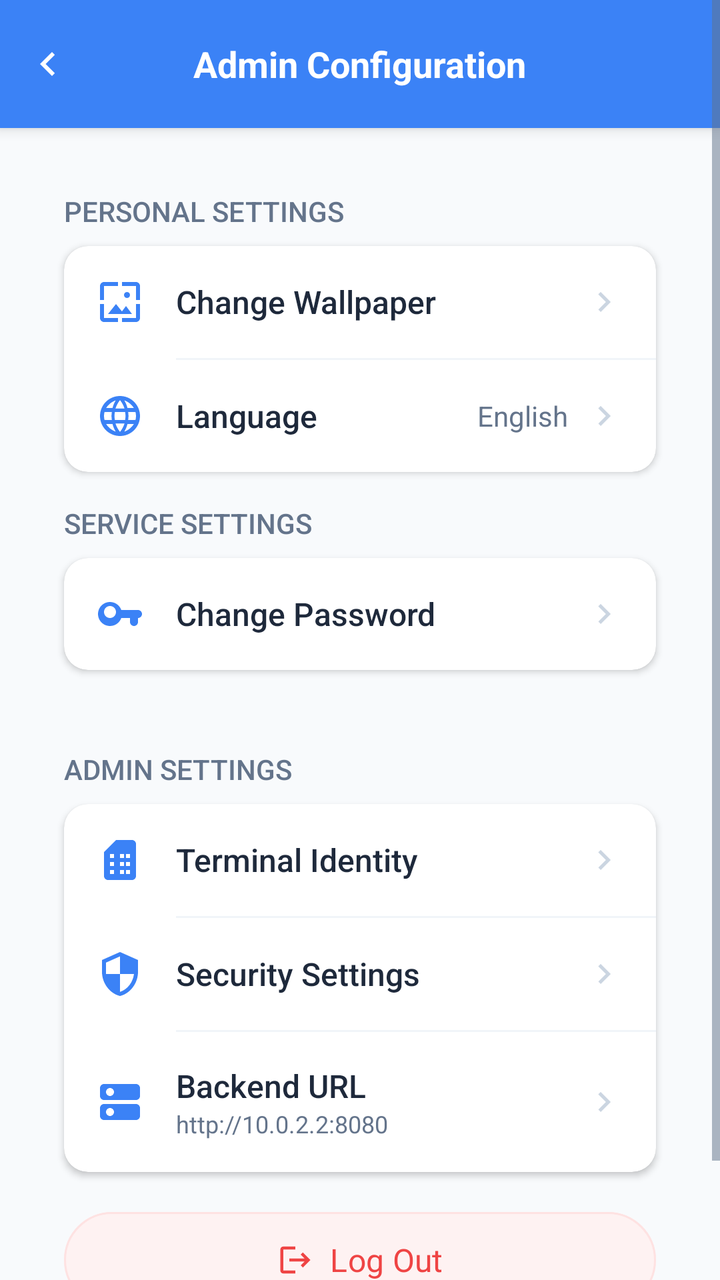
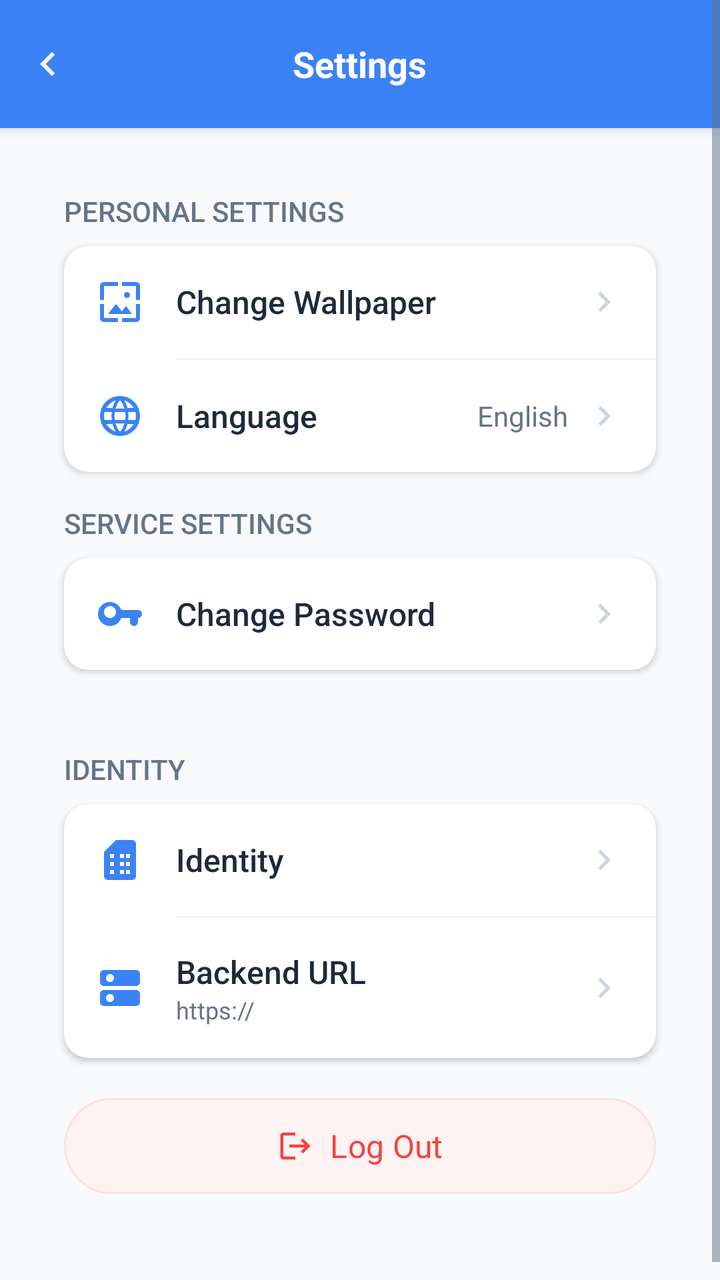

Before-and-after screenshots of an Android layout around one commit, followed by the original layout XML and the change that was made.
<!-- AndroidManifest.xml: application theme Theme.MySoftPOS -->
<!-- res/layout/activity_settings.xml -->
<?xml version="1.0" encoding="utf-8"?>
<ScrollView xmlns:android="http://schemas.android.com/apk/res/android"
    xmlns:app="http://schemas.android.com/apk/res-auto"
    android:layout_width="match_parent"
    android:layout_height="match_parent"
    android:fitsSystemWindows="true"
    android:fillViewport="true">

    <LinearLayout
        android:layout_width="match_parent"
        android:layout_height="wrap_content"
        android:orientation="vertical">

        
        <FrameLayout
            android:layout_width="match_parent"
            android:layout_height="?attr/actionBarSize"
            android:background="@color/primary"
            android:elevation="4dp">

            <ImageView
                android:id="@+id/btnBack"
                android:layout_width="48dp"
                android:layout_height="48dp"
                android:layout_gravity="start|center_vertical"
                android:src="@drawable/ic_back"
                android:padding="12dp"
                app:tint="@android:color/white"
                android:background="?attr/selectableItemBackgroundBorderless"
                android:clickable="true"
                android:focusable="true"/>

            <TextView
                android:layout_width="wrap_content"
                android:layout_height="wrap_content"
                android:layout_gravity="center"
                android:text="Admin Configuration"
                android:textColor="@android:color/white"
                android:textSize="@dimen/text_subtitle"
                android:textStyle="bold" />
        </FrameLayout>

        <LinearLayout
            android:layout_width="match_parent"
            android:layout_height="wrap_content"
            android:orientation="vertical"
            android:padding="@dimen/screen_padding_horizontal">



        
        <TextView
            android:layout_width="wrap_content"
            android:layout_height="wrap_content"
            android:layout_marginTop="16dp"
            android:layout_marginStart="16dp"
            android:layout_marginBottom="8dp"
            android:text="@string/settings_personal_group"
            android:fontFamily="sans-serif-medium"
            android:textColor="#64748B"
            android:textSize="14sp"
            android:textAllCaps="true" />

        <androidx.cardview.widget.CardView
            android:layout_width="match_parent"
            android:layout_height="wrap_content"
            android:layout_marginStart="16dp"
            android:layout_marginEnd="16dp"
            android:layout_marginBottom="16dp"
            app:cardCornerRadius="12dp"
            app:cardElevation="2dp"
            app:cardBackgroundColor="@color/card_background">

            <LinearLayout
                android:layout_width="match_parent"
                android:layout_height="wrap_content"
                android:orientation="vertical">

                
                <LinearLayout
                    android:id="@+id/btnChangeWallpaper"
                    android:layout_width="match_parent"
                    android:layout_height="wrap_content"
                    android:orientation="horizontal"
                    android:padding="16dp"
                    android:gravity="center_vertical"
                    android:clickable="true"
                    android:focusable="true"
                    android:background="?attr/selectableItemBackground">

                    <ImageView
                        android:layout_width="24dp"
                        android:layout_height="24dp"
                        android:src="@drawable/ic_wallpaper"
                        app:tint="@color/primary" />

                    <TextView
                        android:layout_width="0dp"
                        android:layout_height="wrap_content"
                        android:layout_weight="1"
                        android:layout_marginStart="16dp"
                        android:text="@string/settings_change_wallpaper"
                        android:textColor="@color/text_primary"
                        android:textSize="16sp"
                        android:fontFamily="sans-serif-medium"/>

                    <ImageView
                        android:layout_width="20dp"
                        android:layout_height="20dp"
                        android:src="@drawable/ic_arrow_right"
                        app:tint="#CBD5E1" />
                </LinearLayout>

                <View android:layout_width="match_parent" android:layout_height="1dp" android:background="#F1F5F9" android:layout_marginStart="56dp"/>

                
                <LinearLayout
                    android:id="@+id/btnChangeLanguage"
                    android:layout_width="match_parent"
                    android:layout_height="wrap_content"
                    android:orientation="horizontal"
                    android:padding="16dp"
                    android:gravity="center_vertical"
                    android:clickable="true"
                    android:focusable="true"
                    android:background="?attr/selectableItemBackground">

                    <ImageView
                        android:layout_width="24dp"
                        android:layout_height="24dp"
                        android:src="@drawable/ic_language"
                        app:tint="@color/primary" />

                    <TextView
                        android:layout_width="0dp"
                        android:layout_height="wrap_content"
                        android:layout_weight="1"
                        android:layout_marginStart="16dp"
                        android:text="@string/settings_language"
                        android:textColor="@color/text_primary"
                        android:textSize="16sp"
                        android:fontFamily="sans-serif-medium"/>

                    <TextView
                        android:id="@+id/tvCurrentLanguage"
                        android:layout_width="wrap_content"
                        android:layout_height="wrap_content"
                        android:text="English"
                        android:textColor="#64748B"
                        android:textSize="14sp"
                        android:layout_marginEnd="8dp"/>

                    <ImageView
                        android:layout_width="20dp"
                        android:layout_height="20dp"
                        android:src="@drawable/ic_arrow_right"
                        app:tint="#CBD5E1" />
                </LinearLayout>
            </LinearLayout>
        </androidx.cardview.widget.CardView>

        
        <TextView
            android:layout_width="wrap_content"
            android:layout_height="wrap_content"
            android:layout_marginStart="16dp"
            android:layout_marginBottom="8dp"
            android:text="@string/settings_service_group"
            android:fontFamily="sans-serif-medium"
            android:textColor="#64748B"
            android:textSize="14sp"
            android:textAllCaps="true" />

        <androidx.cardview.widget.CardView
            android:layout_width="match_parent"
            android:layout_height="wrap_content"
            android:layout_marginStart="16dp"
            android:layout_marginEnd="16dp"
            android:layout_marginBottom="24dp"
            app:cardCornerRadius="12dp"
            app:cardElevation="2dp"
            app:cardBackgroundColor="@color/card_background">

            <LinearLayout
                android:layout_width="match_parent"
                android:layout_height="wrap_content"
                android:orientation="vertical">

                
                <LinearLayout
                    android:id="@+id/btnChangePassword"
                    android:layout_width="match_parent"
                    android:layout_height="wrap_content"
                    android:orientation="horizontal"
                    android:padding="16dp"
                    android:gravity="center_vertical"
                    android:clickable="true"
                    android:focusable="true"
                    android:background="?attr/selectableItemBackground">

                    <ImageView
                        android:layout_width="24dp"
                        android:layout_height="24dp"
                        android:src="@drawable/ic_key"
                        app:tint="@color/primary" />

                    <TextView
                        android:layout_width="0dp"
                        android:layout_height="wrap_content"
                        android:layout_weight="1"
                        android:layout_marginStart="16dp"
                        android:text="@string/settings_change_password"
                        android:textColor="@color/text_primary"
                        android:textSize="16sp"
                        android:fontFamily="sans-serif-medium"/>

                    <ImageView
                        android:layout_width="20dp"
                        android:layout_height="20dp"
                        android:src="@drawable/ic_arrow_right"
                        app:tint="#CBD5E1" />
                </LinearLayout>
            </LinearLayout>
        </androidx.cardview.widget.CardView>

        
        <TextView
            android:layout_width="wrap_content"
            android:layout_height="wrap_content"
            android:layout_marginTop="16dp"
            android:layout_marginStart="16dp"
            android:layout_marginBottom="8dp"
            android:text="ADMIN SETTINGS"
            android:fontFamily="sans-serif-medium"
            android:textColor="#64748B"
            android:textSize="14sp"
            android:textAllCaps="true" />

        <androidx.cardview.widget.CardView
            android:layout_width="match_parent"
            android:layout_height="wrap_content"
            android:layout_marginStart="16dp"
            android:layout_marginEnd="16dp"
            android:layout_marginBottom="16dp"
            app:cardCornerRadius="12dp"
            app:cardElevation="2dp"
            app:cardBackgroundColor="@color/card_background">

            <LinearLayout
                android:layout_width="match_parent"
                android:layout_height="wrap_content"
                android:orientation="vertical">


                
                <LinearLayout
                    android:id="@+id/btnIdentitySettings"
                    android:layout_width="match_parent"
                    android:layout_height="wrap_content"
                    android:orientation="horizontal"
                    android:padding="16dp"
                    android:gravity="center_vertical"
                    android:clickable="true"
                    android:focusable="true"
                    android:background="?attr/selectableItemBackground">

                    <ImageView
                        android:layout_width="24dp"
                        android:layout_height="24dp"
                        android:src="@drawable/ic_sim_card"
                        app:tint="@color/primary" />

                    <TextView
                        android:layout_width="0dp"
                        android:layout_height="wrap_content"
                        android:layout_weight="1"
                        android:layout_marginStart="16dp"
                        android:text="Terminal Identity"
                        android:textColor="@color/text_primary"
                        android:textSize="16sp"
                        android:fontFamily="sans-serif-medium"/>

                    <ImageView
                        android:layout_width="20dp"
                        android:layout_height="20dp"
                        android:src="@drawable/ic_arrow_right"
                        app:tint="#CBD5E1" />
                </LinearLayout>

                <View android:layout_width="match_parent" android:layout_height="1dp" android:background="#F1F5F9" android:layout_marginStart="56dp"/>

                
                <LinearLayout
                    android:id="@+id/btnSecuritySettings"
                    android:layout_width="match_parent"
                    android:layout_height="wrap_content"
                    android:orientation="horizontal"
                    android:padding="16dp"
                    android:gravity="center_vertical"
                    android:clickable="true"
                    android:focusable="true"
                    android:background="?attr/selectableItemBackground">

                    <ImageView
                        android:layout_width="24dp"
                        android:layout_height="24dp"
                        android:src="@drawable/ic_shield"
                        app:tint="@color/primary" />

                    <TextView
                        android:layout_width="0dp"
                        android:layout_height="wrap_content"
                        android:layout_weight="1"
                        android:layout_marginStart="16dp"
                        android:text="Security Settings"
                        android:textColor="@color/text_primary"
                        android:textSize="16sp"
                        android:fontFamily="sans-serif-medium"/>

                    <ImageView
                        android:layout_width="20dp"
                        android:layout_height="20dp"
                        android:src="@drawable/ic_arrow_right"
                        app:tint="#CBD5E1" />
                </LinearLayout>

                <View android:layout_width="match_parent" android:layout_height="1dp" android:background="#F1F5F9" android:layout_marginStart="56dp"/>

                
                <LinearLayout
                    android:id="@+id/btnBackendUrlSettings"
                    android:layout_width="match_parent"
                    android:layout_height="wrap_content"
                    android:orientation="horizontal"
                    android:padding="16dp"
                    android:gravity="center_vertical"
                    android:clickable="true"
                    android:focusable="true"
                    android:background="?attr/selectableItemBackground">

                    <ImageView
                        android:layout_width="24dp"
                        android:layout_height="24dp"
                        android:src="@drawable/ic_baseline_dns_24"
                        app:tint="@color/primary" />

                    <LinearLayout
                        android:layout_width="0dp"
                        android:layout_height="wrap_content"
                        android:layout_weight="1"
                        android:layout_marginStart="16dp"
                        android:orientation="vertical">

                        <TextView
                            android:layout_width="wrap_content"
                            android:layout_height="wrap_content"
                            android:text="Backend URL"
                            android:textColor="@color/text_primary"
                            android:textSize="16sp"
                            android:fontFamily="sans-serif-medium"/>

                        <TextView
                            android:id="@+id/tvCurrentBackendUrl"
                            android:layout_width="wrap_content"
                            android:layout_height="wrap_content"
                            android:text="http://10.0.2.2:8080"
                            android:textColor="#64748B"
                            android:textSize="12sp"
                            android:singleLine="true"
                            android:ellipsize="end" />
                    </LinearLayout>

                    <ImageView
                        android:layout_width="20dp"
                        android:layout_height="20dp"
                        android:src="@drawable/ic_arrow_right"
                        app:tint="#CBD5E1" />
                </LinearLayout>

            </LinearLayout>
        </androidx.cardview.widget.CardView>

        
        <com.google.android.material.button.MaterialButton
            android:id="@+id/btnLogout"
            android:layout_width="match_parent"
            android:layout_height="56dp"
            android:layout_marginStart="16dp"
            android:layout_marginEnd="16dp"
            android:layout_marginBottom="32dp"
            android:text="@string/settings_logout"
            android:textSize="16sp"
            android:fontFamily="sans-serif-bold"
            android:textColor="#EF4444"
            app:icon="@drawable/ic_logout"
            app:iconTint="#EF4444"
            app:iconGravity="textStart"
            app:cornerRadius="28dp"
            android:backgroundTint="#FEF2F2"
            android:stateListAnimator="@null"
            app:strokeColor="#FEE2E2"
            app:strokeWidth="1dp"/>

    </LinearLayout>
    </LinearLayout>

</ScrollView>
<!-- resources referenced by this layout -->
<resources>
  <color name="card_background">#FFFFFF</color>
  <color name="primary">#3B82F6</color>
  <color name="text_primary">#1E293B</color>
  <dimen name="screen_padding_horizontal">16dp</dimen>
  <dimen name="text_subtitle">18sp</dimen>
  <!-- drawable ic_arrow_right (drawable) -->
  <vector xmlns:android="http://schemas.android.com/apk/res/android"
      android:width="24dp"
      android:height="24dp"
      android:viewportWidth="24"
      android:viewportHeight="24"
      android:tint="?attr/colorControlNormal">
    <path
        android:fillColor="@android:color/white"
        android:pathData="M8.59,16.59L13.17,12L8.59,7.41L10,6l6,6l-6,6L8.59,16.59z"/>
  </vector>
  <!-- drawable ic_back (drawable) -->
  <?xml version="1.0" encoding="utf-8"?>
  <vector xmlns:android="http://schemas.android.com/apk/res/android" android:width="24dp" android:height="24dp" android:viewportWidth="24" android:viewportHeight="24"><path android:fillColor="#000000" android:pathData="M15.41,7.41L14,6l-6,6 6,6 1.41,-1.41L10.83,12z"/></vector>
  <!-- drawable ic_logout (drawable) -->
  <vector xmlns:android="http://schemas.android.com/apk/res/android"
      android:width="24dp"
      android:height="24dp"
      android:viewportWidth="24"
      android:viewportHeight="24">
    <path
        android:fillColor="#FF000000"
        android:pathData="M17,7l-1.41,1.41L18.17,11H8v2h10.17l-2.58,2.58L17,17l5,-5zM4,5h8V3H4c-1.1,0 -2,0.9 -2,2v14c0,1.1 0.9,2 2,2h8v-2H4V5z"/>
  </vector>
  <!-- drawable ic_shield (drawable) -->
  <vector xmlns:android="http://schemas.android.com/apk/res/android"
      android:width="24dp"
      android:height="24dp"
      android:viewportWidth="24"
      android:viewportHeight="24">
      <path
          android:fillColor="#000000"
          android:pathData="M12,1L3,5v6c0,5.55 3.84,10.74 9,12 5.16,-1.26 9,-6.45 9,-12V5L12,1zM12,11.99h7c-0.53,4.12 -3.28,7.79 -7,8.94V12H5V6.3l7,-3.11v8.8z" />
  </vector>
  <!-- drawable ic_sim_card (drawable) -->
  <vector xmlns:android="http://schemas.android.com/apk/res/android"
      android:width="24dp"
      android:height="24dp"
      android:viewportWidth="24"
      android:viewportHeight="24">
    <path
        android:fillColor="#FFD700"
        android:pathData="M18,2h-8L4,8v12c0,1.1 0.9,2 2,2h12c1.1,0 2,-0.9 2,-2V4C20,2.9 19.1,2 18,2zM9,19H7v-2h2V19zM9,15H7v-2h2V15zM9,11H7V9h2V11zM14,19h-2v-2h2V19zM14,15h-2v-2h2V15zM14,11h-2V9h2V11zM17,19h-2v-2h2V19zM17,15h-2v-2h2V15zM17,11h-2V9h2V11z"/>
  </vector>
  <string name="settings_change_password">Change Password</string>
  <string name="settings_change_wallpaper">Change Wallpaper</string>
  <string name="settings_language">Language</string>
  <string name="settings_logout">Log Out</string>
  <string name="settings_personal_group">Personal Settings</string>
  <string name="settings_service_group">Service Settings</string>
  <color name="on_primary">#FFFFFF</color>
  <color name="background">#F8FAFC</color>
  <color name="secondary">#06B6D4</color>
  <color name="on_secondary">#000000</color>
  <color name="surface">#FFFFFF</color>
  <color name="on_surface">#1E293B</color>
  <color name="text_secondary">#64748B</color>
  <color name="text_hint">#94A3B8</color>
  <color name="error">#EF4444</color>
  <style name="AppWindowAnimations" parent="@android:style/Animation.Activity">
          <item name="android:activityOpenEnterAnimation">@anim/slide_in_right</item>
          <item name="android:activityOpenExitAnimation">@anim/slide_out_left</item>
          <item name="android:activityCloseEnterAnimation">@anim/slide_in_left</item>
          <item name="android:activityCloseExitAnimation">@anim/slide_out_right</item>
      </style>
  <!-- unchanged entries left out for length: 5 -->
</resources>

<!-- the commit's change to res/layout/activity_settings.xml (unified diff, before → after) -->
@@ -34,7 +34,7 @@
                 android:layout_width="wrap_content"
                 android:layout_height="wrap_content"
                 android:layout_gravity="center"
-                android:text="Admin Configuration"
+                android:text="@string/settings_title"
                 android:textColor="@android:color/white"
                 android:textSize="@dimen/text_subtitle"
                 android:textStyle="bold" />
@@ -145,7 +145,7 @@
                         android:id="@+id/tvCurrentLanguage"
                         android:layout_width="wrap_content"
                         android:layout_height="wrap_content"
-                        android:text="English"
+                        android:text="@string/settings_language_en"
                         android:textColor="#64748B"
                         android:textSize="14sp"
                         android:layout_marginEnd="8dp"/>
@@ -230,7 +230,7 @@
             android:layout_marginTop="16dp"
             android:layout_marginStart="16dp"
             android:layout_marginBottom="8dp"
-            android:text="ADMIN SETTINGS"
+            android:text="@string/settings_identity_group"
             android:fontFamily="sans-serif-medium"
             android:textColor="#64748B"
             android:textSize="14sp"
@@ -275,7 +275,7 @@
                         android:layout_height="wrap_content"
                         android:layout_weight="1"
                         android:layout_marginStart="16dp"
-                        android:text="Terminal Identity"
+                        android:text="@string/settings_identity_group"
                         android:textColor="@color/text_primary"
                         android:textSize="16sp"
                         android:fontFamily="sans-serif-medium"/>
@@ -291,43 +291,6 @@
 
                 
                 <LinearLayout
-                    android:id="@+id/btnSecuritySettings"
-                    android:layout_width="match_parent"
-                    android:layout_height="wrap_content"
-                    android:orientation="horizontal"
-                    android:padding="16dp"
-                    android:gravity="center_vertical"
-                    android:clickable="true"
-                    android:focusable="true"
-                    android:background="?attr/selectableItemBackground">
-
-                    <ImageView
-                        android:layout_width="24dp"
-                        android:layout_height="24dp"
-                        android:src="@drawable/ic_shield"
-                        app:tint="@color/primary" />
-
-                    <TextView
-                        android:layout_width="0dp"
-                        android:layout_height="wrap_content"
-                        android:layout_weight="1"
-                        android:layout_marginStart="16dp"
-                        android:text="Security Settings"
-                        android:textColor="@color/text_primary"
-                        android:textSize="16sp"
-                        android:fontFamily="sans-serif-medium"/>
-
-                    <ImageView
-                        android:layout_width="20dp"
-                        android:layout_height="20dp"
-                        android:src="@drawable/ic_arrow_right"
-                        app:tint="#CBD5E1" />
-                </LinearLayout>
-
-                <View android:layout_width="match_parent" android:layout_height="1dp" android:background="#F1F5F9" android:layout_marginStart="56dp"/>
-
-                
-                <LinearLayout
                     android:id="@+id/btnBackendUrlSettings"
                     android:layout_width="match_parent"
                     android:layout_height="wrap_content"
@@ -354,7 +317,7 @@
                         <TextView
                             android:layout_width="wrap_content"
                             android:layout_height="wrap_content"
-                            android:text="Backend URL"
+                            android:text="@string/settings_backend_input_hint"
                             android:textColor="@color/text_primary"
                             android:textSize="16sp"
                             android:fontFamily="sans-serif-medium"/>
@@ -363,7 +326,7 @@
                             android:id="@+id/tvCurrentBackendUrl"
                             android:layout_width="wrap_content"
                             android:layout_height="wrap_content"
-                            android:text="http://10.0.2.2:8080"
+                            android:text="@string/settings_backend_default_value"
                             android:textColor="#64748B"
                             android:textSize="12sp"
                             android:singleLine="true"
<!-- resource entries referenced after the edit -->
@@ -29,16 +29,6 @@
         android:fillColor="#FF000000"
         android:pathData="M17,7l-1.41,1.41L18.17,11H8v2h10.17l-2.58,2.58L17,17l5,-5zM4,5h8V3H4c-1.1,0 -2,0.9 -2,2v14c0,1.1 0.9,2 2,2h8v-2H4V5z"/>
   </vector>
-  <!-- drawable ic_shield (drawable) -->
-  <vector xmlns:android="http://schemas.android.com/apk/res/android"
-      android:width="24dp"
-      android:height="24dp"
-      android:viewportWidth="24"
-      android:viewportHeight="24">
-      <path
-          android:fillColor="#000000"
-          android:pathData="M12,1L3,5v6c0,5.55 3.84,10.74 9,12 5.16,-1.26 9,-6.45 9,-12V5L12,1zM12,11.99h7c-0.53,4.12 -3.28,7.79 -7,8.94V12H5V6.3l7,-3.11v8.8z" />
-  </vector>
   <!-- drawable ic_sim_card (drawable) -->
   <vector xmlns:android="http://schemas.android.com/apk/res/android"
       android:width="24dp"
@@ -49,12 +39,17 @@
         android:fillColor="#FFD700"
         android:pathData="M18,2h-8L4,8v12c0,1.1 0.9,2 2,2h12c1.1,0 2,-0.9 2,-2V4C20,2.9 19.1,2 18,2zM9,19H7v-2h2V19zM9,15H7v-2h2V15zM9,11H7V9h2V11zM14,19h-2v-2h2V19zM14,15h-2v-2h2V15zM14,11h-2V9h2V11zM17,19h-2v-2h2V19zM17,15h-2v-2h2V15zM17,11h-2V9h2V11z"/>
   </vector>
+  <string name="settings_backend_default_value">https://</string>
+  <string name="settings_backend_input_hint">Backend URL</string>
   <string name="settings_change_password">Change Password</string>
   <string name="settings_change_wallpaper">Change Wallpaper</string>
+  <string name="settings_identity_group">Identity</string>
   <string name="settings_language">Language</string>
+  <string name="settings_language_en">English</string>
   <string name="settings_logout">Log Out</string>
   <string name="settings_personal_group">Personal Settings</string>
   <string name="settings_service_group">Service Settings</string>
+  <string name="settings_title">Settings</string>
   <color name="on_primary">#FFFFFF</color>
   <color name="background">#F8FAFC</color>
   <color name="secondary">#06B6D4</color>
